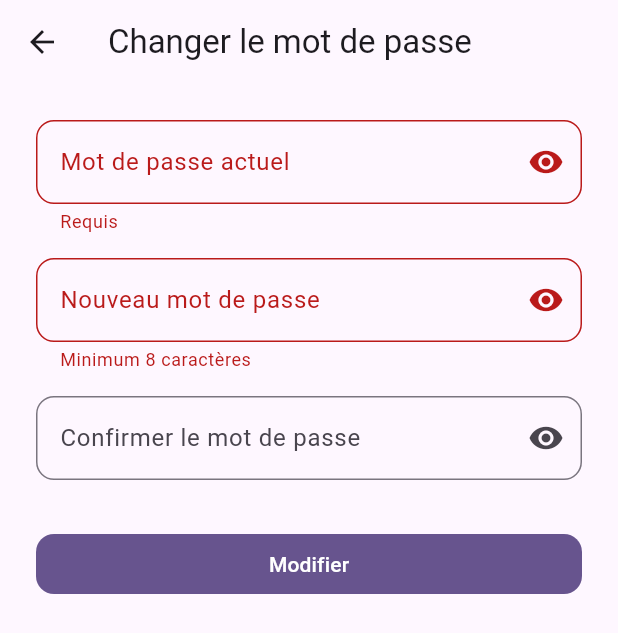
After one commit to tolkya/POLE-MOBILE, a Flutter app: the ChangePasswordPage screen opened directly, after a tap on "Modifier", on a phone screen of 412 x 824 dp. The commit adds this screen. Shown: the top 633 px of the screen. Run offline on Flutter 3.47's test engine with Material 3 defaults, Android fonts, the phone set to English and light mode, and no system bars; our stand-ins replace cached_network_image, chewie, dio, flutter_riverpod, flutter_secure_storage, freezed_annotation and 3 more; accounts and stored records are empty.

Commit message:
feat: profile page - edit, change password, theme preferences

```diff
--- a/lib/app/app.dart
+++ b/lib/app/app.dart
@@ -2,6 +2,7 @@ import 'package:flutter/material.dart';
 import 'package:flutter_riverpod/flutter_riverpod.dart';
 import 'package:pole_mobile/app/theme/app_theme.dart';
 import 'package:pole_mobile/core/routing/app_router.dart';
+import 'package:pole_mobile/features/profile/providers/theme_mode_provider.dart';
 
 class App extends ConsumerWidget {
   const App({super.key});
@@ -9,11 +10,13 @@ class App extends ConsumerWidget {
   @override
   Widget build(BuildContext context, WidgetRef ref) {
     final router = ref.watch(routerProvider);
+    final themeMode = ref.watch(themeModeProvider);
 
     return MaterialApp.router(
       title: 'Sparklib',
       theme: AppTheme.light,
       darkTheme: AppTheme.dark,
+      themeMode: themeMode,
       routerConfig: router,
     );
   }
--- a/lib/features/notifications/providers/notifications_provider.dart
+++ b/lib/features/notifications/providers/notifications_provider.dart
@@ -18,8 +18,8 @@ class NotificationsNotifier
     extends AsyncNotifier<List<NotificationReceipt>> {
   @override
   Future<List<NotificationReceipt>> build() async {
-     // Polling toutes les 30 secondes en foreground
-    final timer = Timer.periodic(const Duration(seconds: 30), (_) => refresh());
+     // Polling toutes les 30 minutes en foreground
+    final timer = Timer.periodic(const Duration(minutes: 30), (_) => refresh());
     ref.onDispose(timer.cancel);
     return ref.read(notificationsRepositoryProvider).getReceipts();
   }
--- /dev/null
+++ b/lib/features/profile/pages/change_password_page.dart
@@ -0,0 +1,134 @@
+import 'package:flutter/material.dart';
+import 'package:flutter_riverpod/flutter_riverpod.dart';
+import 'package:pole_mobile/features/profile/data/profile_repository.dart';
+import 'package:pole_mobile/features/profile/providers/me_provider.dart';
+
+class ChangePasswordPage extends ConsumerStatefulWidget {
+  const ChangePasswordPage({super.key});
+
+  @override
+  ConsumerState<ChangePasswordPage> createState() =>
+      _ChangePasswordPageState();
+}
+
+class _ChangePasswordPageState extends ConsumerState<ChangePasswordPage> {
+  final _formKey = GlobalKey<FormState>();
+  final _old = TextEditingController();
+  final _new = TextEditingController();
+  final _confirm = TextEditingController();
+  bool _loading = false;
+  bool _showOld = false;
+  bool _showNew = false;
+  bool _showConfirm = false;
+
+  @override
+  void dispose() {
+    _old.dispose();
+    _new.dispose();
+    _confirm.dispose();
+    super.dispose();
+  }
+
+  Future<void> _save() async {
+    if (!_formKey.currentState!.validate()) return;
+    setState(() => _loading = true);
+    try {
+      final user = ref.read(meProvider).asData!.value;
+      await ref.read(profileRepositoryProvider).changePassword(
+        userId: user.id,
+        oldPassword: _old.text,
+        newPassword: _new.text,
+      );
+      if (!mounted) return;
+      ScaffoldMessenger.of(context).showSnackBar(
+        const SnackBar(content: Text('Mot de passe modifié.')),
+      );
+      Navigator.of(context).pop();
+    } on Exception catch (e) {
+      if (!mounted) return;
+      ScaffoldMessenger.of(context).showSnackBar(
+        SnackBar(content: Text('Erreur : $e')),
+      );
+    } finally {
+      if (mounted) setState(() => _loading = false);
+    }
+  }
+
+  @override
+  Widget build(BuildContext context) {
+    return Scaffold(
+      appBar: AppBar(title: const Text('Changer le mot de passe')),
+      body: Form(
+        key: _formKey,
+        child: ListView(
+          padding: const EdgeInsets.all(24),
+          children: [
+            TextFormField(
+              controller: _old,
+              obscureText: !_showOld,
+              decoration: InputDecoration(
+                labelText: 'Mot de passe actuel',
+                suffixIcon: IconButton(
+                  icon: Icon(
+                    _showOld ? Icons.visibility_off : Icons.visibility,
+                  ),
+                  onPressed: () => setState(() => _showOld = !_showOld),
+                ),
+              ),
+              validator: (v) =>
+                  (v == null || v.isEmpty) ? 'Requis' : null,
+            ),
+            const SizedBox(height: 16),
+            TextFormField(
+              controller: _new,
+              obscureText: !_showNew,
+              decoration: InputDecoration(
+                labelText: 'Nouveau mot de passe',
+                suffixIcon: IconButton(
+                  icon: Icon(
+                    _showNew ? Icons.visibility_off : Icons.visibility,
+                  ),
+                  onPressed: () => setState(() => _showNew = !_showNew),
+                ),
+              ),
+              validator: (v) => (v == null || v.length < 8)
+                  ? 'Minimum 8 caractères'
+                  : null,
+            ),
+            const SizedBox(height: 16),
+            TextFormField(
+              controller: _confirm,
+              obscureText: !_showConfirm,
+              decoration: InputDecoration(
+                labelText: 'Confirmer le mot de passe',
+                suffixIcon: IconButton(
+                  icon: Icon(
+                    _showConfirm
+                        ? Icons.visibility_off
+                        : Icons.visibility,
+                  ),
+                  onPressed: () =>
+                      setState(() => _showConfirm = !_showConfirm),
+                ),
+              ),
+              validator: (v) => v != _new.text
+                  ? 'Les mots de passe ne correspondent pas'
+                  : null,
+            ),
+            const SizedBox(height: 32),
+            FilledButton(
+              onPressed: _loading ? null : _save,
+              child: _loading
+                  ? const SizedBox(
+                      width: 20,
+                      height: 20,
+                      child: CircularProgressIndicator(strokeWidth: 2),
+                    )
+                  : const Text('Modifier'),
+            ),
+          ],
+        ),
+      ),
+    );
+  }
+}
--- a/lib/features/profile/providers/me_provider.dart
+++ b/lib/features/profile/providers/me_provider.dart
@@ -8,4 +8,8 @@ class MeNotifier extends AsyncNotifier<User> {
   @override
   Future<User> build() =>
       ref.read(profileRepositoryProvider).getMe();
+
+  void updateUser(User updated) {
+    state = AsyncData(updated);
+  }
 }
```
Also changed, not shown: lib/features/profile/data/profile_repository.dart (+37 -0 lines), lib/features/profile/pages/edit_profile_page.dart (added, +108 -0 lines), lib/features/profile/pages/preferences_page.dart (added, +42 -0 lines), lib/features/profile/pages/profile_page.dart (+108 -9 lines), lib/features/profile/providers/theme_mode_provider.dart (added, +34 -0 lines).
